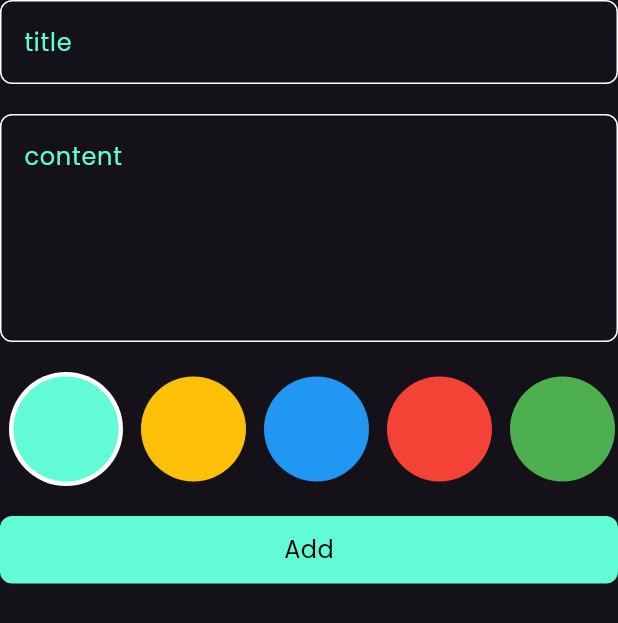
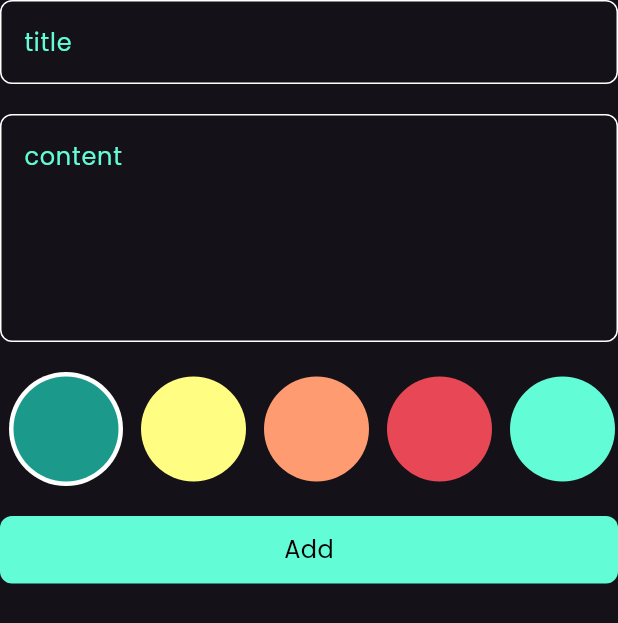
Before and after one commit to seifaboeleash/notes_app, a Flutter app: the AddNoteForm widget shown alone on an empty page, opened directly, on a phone screen of 412 x 824 dp. Shown: the top 623 px of the screen. Run offline on Flutter 3.47's test engine with Material 3 defaults, Android fonts, the phone set to English and light mode, and no system bars; our stand-ins replace flutter_bloc, font_awesome_flutter, hive, hive_flutter, modal_progress_hud_nsn; accounts and stored records are empty.

Commit message:
add colors list view to edit note view

```diff
--- a/lib/constants.dart
+++ b/lib/constants.dart
@@ -2,3 +2,11 @@ import 'package:flutter/material.dart';
 
 const kPrimaryColor =(Color(0xff62FcD7));
 const String kNotesBox = 'notes_box';
+List<Color> kColors = const [
+    Color(0xff1B998B),
+    Color(0xffFFFD82),
+    Color(0xffFF9B71),
+    Color(0xffE84855),
+    kPrimaryColor,
+
+  ];
--- a/lib/cubits/add_note_cubit/add_note_cubit.dart
+++ b/lib/cubits/add_note_cubit/add_note_cubit.dart
@@ -8,7 +8,7 @@ part 'add_note_state.dart';
 
 class AddNoteCubit extends Cubit<AddNoteState> {
   AddNoteCubit() : super(AddNoteInitial());
-  Color color = kPrimaryColor ;
+  Color color = kPrimaryColor  ;
   addNote(NoteModel note) async {
     note.color = color.value ;
     emit(AddNoteLoading());
--- a/lib/widgets/add_note_form.dart
+++ b/lib/widgets/add_note_form.dart
@@ -19,6 +19,7 @@ class _AddFormState extends State<AddNoteForm> {
   final GlobalKey<FormState> formKey = GlobalKey();
   AutovalidateMode autovalidateMode = AutovalidateMode.disabled;
   String? title, subTitle;
+  int ?color;
 
   @override
   Widget build(BuildContext context) {
@@ -61,7 +62,8 @@ class _AddFormState extends State<AddNoteForm> {
                         title: title!,
                         subTitle: subTitle!,
                         date:formattedDate,
-                        color: kPrimaryColor.value,
+                        color: BlocProvider.of<AddNoteCubit>(context).color.value,
+
                          );
                     BlocProvider.of<AddNoteCubit>(context).addNote(noteModel);
 
--- a/lib/widgets/colors_list_view.dart
+++ b/lib/widgets/colors_list_view.dart
@@ -33,33 +33,27 @@ class colorListView extends StatefulWidget {
 
 class _colorListViewState extends State<colorListView> {
    int currentIndex =0 ;
-   List<Color> colors = const [
-    kPrimaryColor,
-    Colors.amber,
-    Colors.blue,
-    Colors.red,
-    Colors.green,
-  ];
+
   @override
   Widget build(BuildContext context) {
     return SizedBox(
       height: 76,
       child: ListView.builder(
         scrollDirection: Axis.horizontal,
-        itemCount: colors.length,
+        itemCount: kColors.length,
         itemBuilder:(context,index){
           return  Padding(
             padding: const EdgeInsets.symmetric(horizontal: 6),
             child: GestureDetector(
               onTap: (){
                 currentIndex = index ;
-                BlocProvider.of<AddNoteCubit>(context).color=colors[index];
+                BlocProvider.of<AddNoteCubit>(context).color=kColors[index];
                 setState(() {
 
                 });
               },
               child: colorItem(
-                 color: colors[index],
+                 color: kColors[index],
                 isActive: currentIndex == index,
               ),
             ),
--- a/lib/widgets/custom_note_item.dart
+++ b/lib/widgets/custom_note_item.dart
@@ -27,9 +27,9 @@ class NoteItem extends StatelessWidget {
           }),);
       },
       child: Container(
-        padding: const EdgeInsets.only(top: 16 , bottom: 16),
+        padding:  EdgeInsets.only(top: 16 , bottom: 16),
         decoration: BoxDecoration(
-            color: kPrimaryColor,
+            color: Color(note.color),
              borderRadius: BorderRadius.circular(16),
              ),
         child: Column(
```
Also changed, not shown: lib/widgets/edit_colors_lis_view.dart (added, +47 -0 lines), lib/widgets/edit_note_view_body.dart (+7 -2 lines).
